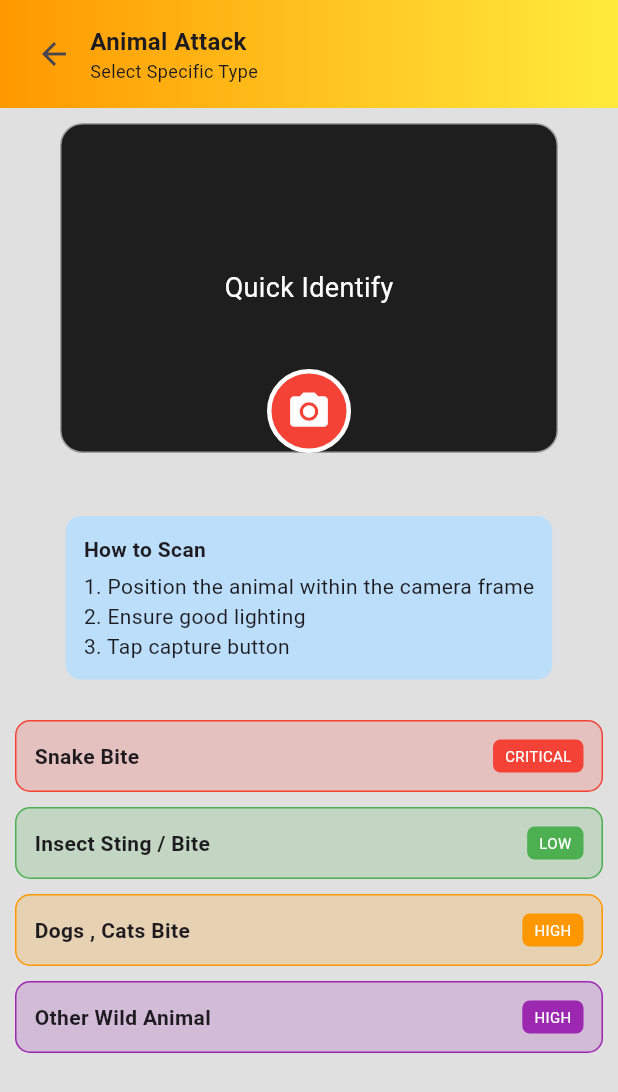
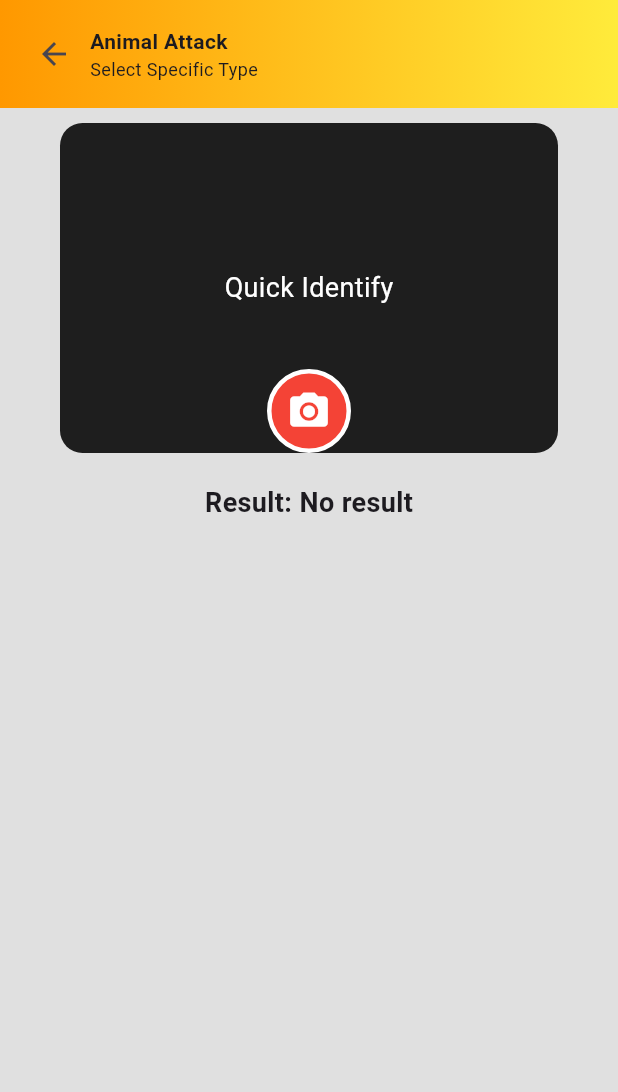
Before and after one commit to Praneeth108/prana_ai, a Flutter app: the screen it shows once a user with an empty profile is signed in, after a tap on "Animal Attack", on a phone screen of 412 x 824 dp. Shown: the top 1092 px of the screen. Run offline on Flutter 3.47's test engine with Material 3 defaults, Android fonts, the phone set to English and light mode, and no system bars; our stand-ins replace firebase_auth, firebase_core, image_picker; missing offline and left inert: tflite_flutter; accounts and stored records are empty.

Commit message:
Updated AI + camera features

```diff
--- a/lib/main.dart
+++ b/lib/main.dart
@@ -4,6 +4,7 @@ import 'package:prana_ai/pages/wrapper.dart';
 import 'package:prana_ai/services/auth.dart';
 import 'package:provider/provider.dart';
 import 'package:prana_ai/models/user.dart';
+import 'package:prana_ai/pages/animal_attack_page.dart';
 
 void main() async {
   WidgetsFlutterBinding.ensureInitialized();
@@ -19,7 +20,7 @@ class MyApp extends StatelessWidget {
       value: AuthService().user,
       initialData: null,
       child: MaterialApp(
-        home: const Wrapper(),
+        home: const Wrapper(), //animalattackpage()
         debugShowCheckedModeBanner: false,
       ),
     );
--- a/lib/pages/animal_attack_page.dart
+++ b/lib/pages/animal_attack_page.dart
@@ -1,6 +1,10 @@
 import 'package:flutter/material.dart';
 import 'package:image_picker/image_picker.dart';
 import 'dart:io';
+
+import 'package:tflite_flutter/tflite_flutter.dart';
+import 'package:image/image.dart' as img;
+import 'package:flutter/services.dart';
 
 class AnimalAttackPage extends StatefulWidget {
   const AnimalAttackPage({super.key});
@@ -13,22 +17,105 @@ class _AnimalAttackPageState extends State<AnimalAttackPage> {
   final ImagePicker _picker = ImagePicker();
   File? _image;
 
+  Interpreter? _interpreter;
+  List<String> _labels = [];
+
+  String result = "No result";
+
+  @override
+  void initState() {
+    super.initState();
+    loadModel();
+    loadLabels(); // ✅ FIXED
+  }
+
+  // ✅ LOAD MODEL
+  Future<void> loadModel() async {
+    _interpreter = await Interpreter.fromAsset(
+      'assets/model/model_unquant.tflite',
+    );
+  }
+
+  // ✅ LOAD LABELS (FIXED)
+  Future<void> loadLabels() async {
+    final data = await rootBundle.loadString('assets/model/labels.txt');
+    _labels = data.split('\n');
+  }
+
   // 📸 OPEN CAMERA
   Future<void> openCamera() async {
     final pickedFile = await _picker.pickImage(source: ImageSource.camera);
 
     if (pickedFile != null) {
-      setState(() {
-        _image = File(pickedFile.path);
-      });
+      _image = File(pickedFile.path);
+
+      await runModel();
+
+      setState(() {});
     }
+  }
+
+  // 🤖 RUN MODEL (FULL FIXED VERSION)
+  Future<void> runModel() async {
+    if (_image == null || _interpreter == null) return;
+
+    // 🔹 read image
+    final bytes = await _image!.readAsBytes();
+    img.Image? originalImage = img.decodeImage(bytes);
+
+    if (originalImage == null) return;
+
+    // 🔹 resize (VERY IMPORTANT)
+    img.Image resizedImage = img.copyResize(
+      originalImage,
+      width: 224,
+      height: 224,
+    );
+
+    // 🔹 convert to tensor
+    var input = List.generate(
+      1,
+      (_) => List.generate(
+        224,
+        (_) => List.generate(224, (_) => List.filled(3, 0.0)),
+      ),
+    );
+
+    for (int y = 0; y < 224; y++) {
+      for (int x = 0; x < 224; x++) {
+        final pixel = resizedImage.getPixel(x, y);
+
+        input[0][y][x][0] = pixel.r / 255.0;
+        input[0][y][x][1] = pixel.g / 255.0;
+        input[0][y][x][2] = pixel.b / 255.0;
+      }
+    }
+
+    // 🔹 output
+    var output = List.generate(1, (_) => List.filled(_labels.length, 0.0));
+
+    _interpreter!.run(input, output);
+
+    // 🔹 find result
+    double maxScore = output[0][0];
+    int maxIndex = 0;
+
+    for (int i = 0; i < _labels.length; i++) {
+      if (output[0][i] > maxScore) {
+        maxScore = output[0][i];
+        maxIndex = i;
+      }
+    }
+
+    setState(() {
+      result = "${_labels[maxIndex]} (${(maxScore * 100).toStringAsFixed(2)}%)";
+    });
   }
 
   @override
   Widget build(BuildContext context) {
     return Scaffold(
       backgroundColor: Colors.grey[300],
-
       body: SafeArea(
         child: Column(
           children: [
@@ -51,10 +138,7 @@ class _AnimalAttackPageState extends State<AnimalAttackPage> {
                     children: [
                       Text(
                         "Animal Attack",
-                        style: TextStyle(
-                          fontWeight: FontWeight.bold,
-                          fontSize: 16,
-                        ),
+                        style: TextStyle(fontWeight: FontWeight.bold),
                       ),
                       Text(
                         "Select Specific Type",
@@ -68,18 +152,17 @@ class _AnimalAttackPageState extends State<AnimalAttackPage> {
 
             const SizedBox(height: 10),
 
-            // 📸 QUICK IDENTIFY BOX
+            // 📸 IMAGE BOX
             Stack(
               alignment: Alignment.bottomCenter,
               children: [
                 Container(
                   width: double.infinity,
                   margin: const EdgeInsets.symmetric(horizontal: 40),
-                  height: 220, // ✅ SAME SIZE LIKE IMAGE
+                  height: 220,
                   decoration: BoxDecoration(
                     color: Colors.black87,
                     borderRadius: BorderRadius.circular(15),
-                    border: Border.all(color: Colors.grey),
                   ),
                   child: _image == null
                       ? const Center(
@@ -117,78 +200,16 @@ class _AnimalAttackPageState extends State<AnimalAttackPage> {
               ],
             ),
 
-            const SizedBox(height: 30),
+            const SizedBox(height: 20),
 
-            // 📘 HOW TO SCAN
-            Container(
-              margin: const EdgeInsets.all(12),
-              padding: const EdgeInsets.all(12),
-              decoration: BoxDecoration(
-                color: Colors.blue[100],
-                borderRadius: BorderRadius.circular(10),
-              ),
-              child: const Column(
-                crossAxisAlignment: CrossAxisAlignment.start,
-                children: [
-                  Text(
-                    "How to Scan",
-                    style: TextStyle(fontWeight: FontWeight.bold),
-                  ),
-                  SizedBox(height: 5),
-                  Text("1. Position the animal within the camera frame"),
-                  Text("2. Ensure good lighting"),
-                  Text("3. Tap capture button"),
-                ],
-              ),
-            ),
-
-            const SizedBox(height: 5),
-
-            // 🟧 LIST
-            Expanded(
-              child: ListView(
-                padding: const EdgeInsets.all(10),
-                children: [
-                  emergencyTile("Snake Bite", "CRITICAL", Colors.red),
-                  emergencyTile("Insect Sting / Bite", "LOW", Colors.green),
-                  emergencyTile("Dogs , Cats Bite", "HIGH", Colors.orange),
-                  emergencyTile("Other Wild Animal", "HIGH", Colors.purple),
-                ],
-              ),
+            // 🤖 RESULT
+            Text(
+              "Result: $result",
+              style: const TextStyle(fontSize: 18, fontWeight: FontWeight.bold),
             ),
           ],
         ),
       ),
     );
   }
-
-  // 🔹 TILE
-  Widget emergencyTile(String title, String level, Color color) {
-    return Container(
-      margin: const EdgeInsets.only(bottom: 10),
-      padding: const EdgeInsets.all(12),
-      decoration: BoxDecoration(
-        color: color.withValues(alpha: 0.2),
-        borderRadius: BorderRadius.circular(10),
-        border: Border.all(color: color),
-      ),
-      child: Row(
-        mainAxisAlignment: MainAxisAlignment.spaceBetween,
-        children: [
-          Text(title, style: const TextStyle(fontWeight: FontWeight.bold)),
-          Container(
-            padding: const EdgeInsets.symmetric(horizontal: 8, vertical: 4),
-            decoration: BoxDecoration(
-              color: color,
-              borderRadius: BorderRadius.circular(5),
-            ),
-            child: Text(
-              level,
-              style: const TextStyle(color: Colors.white, fontSize: 10),
-            ),
-          ),
-        ],
-      ),
-    );
-  }
 }
```
Also changed, not shown: lib/pages/emergency_service_page.dart (+77 -103 lines), pubspec.yaml (+6 -68 lines), pubspec.lock, 1 other file.
